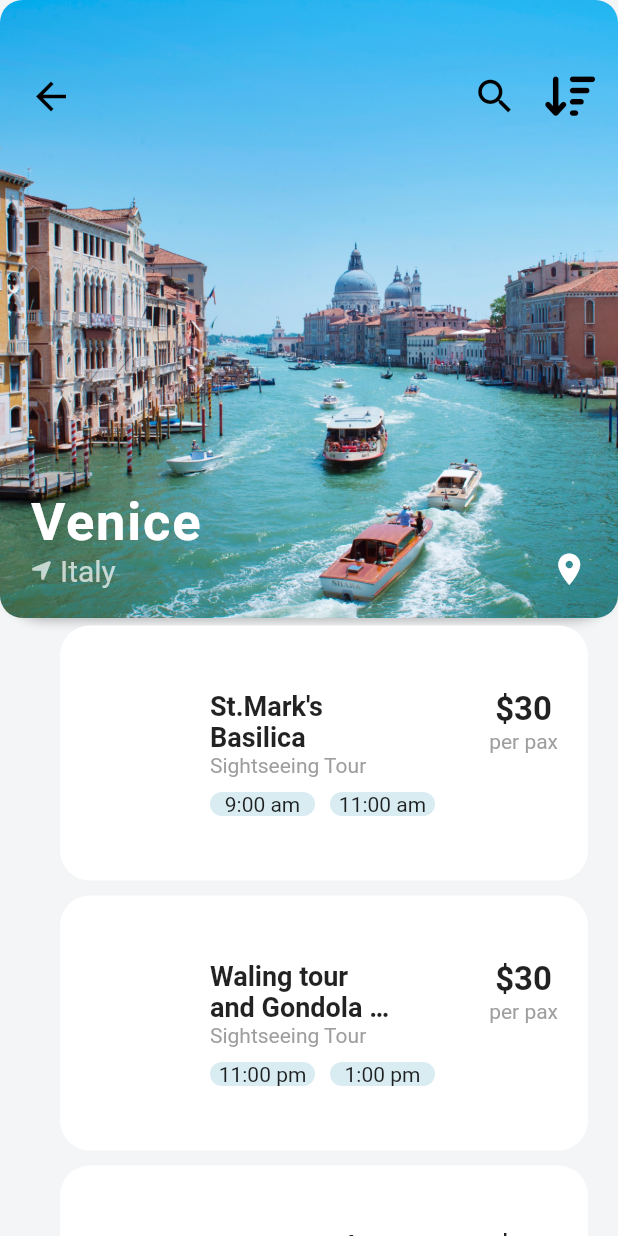
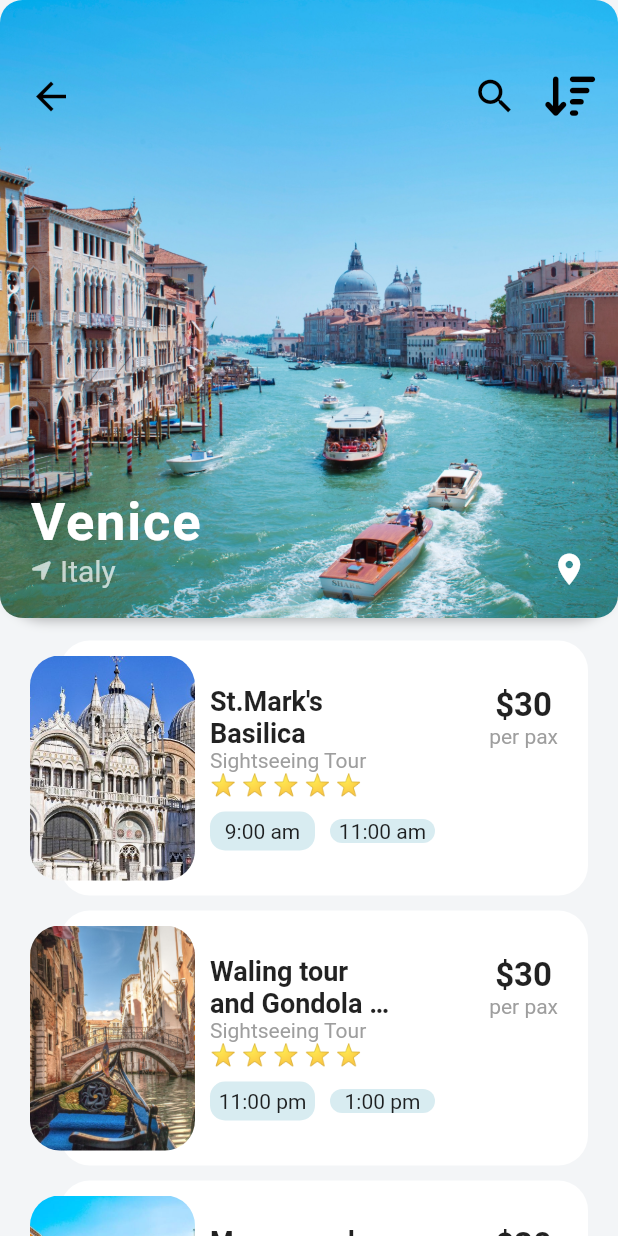
Before and after one commit to BerPGR/flutter-travel-ui, a Flutter app: the screen it shows after launch, after a tap on an icon or button, on a phone screen of 412 x 824 dp. Run offline on Flutter 3.47's test engine with Material 2 defaults, Android fonts, the phone set to English and light mode, and no system bars; our stand-ins replace font_awesome_flutter; network calls fail.

Commit message:
List and project finished

```diff
--- a/lib/screens/destination_screen.dart
+++ b/lib/screens/destination_screen.dart
@@ -15,6 +15,15 @@ class DestinationsScreen extends StatefulWidget {
 }
 
 class _DestinationsScreenState extends State<DestinationsScreen> {
+  Text _buildRatingStars(int rating) {
+    String stars = '';
+    for (int i = 0; i < rating; i++) {
+      stars += '⭐ ';
+    }
+
+    return Text(stars);
+  }
+
   @override
   Widget build(BuildContext context) {
     return Scaffold(
@@ -112,6 +121,7 @@ class _DestinationsScreenState extends State<DestinationsScreen> {
         ),
         Expanded(
           child: ListView.builder(
+            padding: EdgeInsets.only(top: 10, bottom: 15),
             itemCount: widget.destination.activities.length,
             itemBuilder: (BuildContext context, int index) {
               Activity activity = widget.destination.activities[index];
@@ -168,10 +178,12 @@ class _DestinationsScreenState extends State<DestinationsScreen> {
                               activity.type,
                               style: TextStyle(color: Colors.grey),
                             ),
+                            _buildRatingStars(activity.rating),
                             SizedBox(height: 10),
                             Row(
                               children: [
                                 Container(
+                                  padding: EdgeInsets.all(5),
                                   alignment: Alignment.center,
                                   decoration: BoxDecoration(
                                     color: Theme.of(context).accentColor,
@@ -196,7 +208,20 @@ class _DestinationsScreenState extends State<DestinationsScreen> {
                             )
                           ]),
                     ),
-                  )
+                  ),
+                  Positioned(
+                    left: 20,
+                    top: 15,
+                    bottom: 15,
+                    child: ClipRRect(
+                      borderRadius: BorderRadius.circular(20),
+                      child: Image(
+                        width: 110,
+                        image: AssetImage(activity.imageUrl),
+                        fit: BoxFit.cover,
+                      ),
+                    ),
+                  ),
                 ],
               );
             },
```
